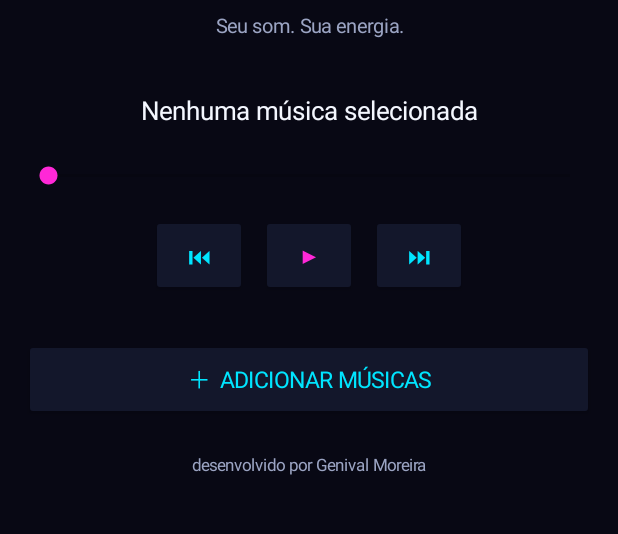
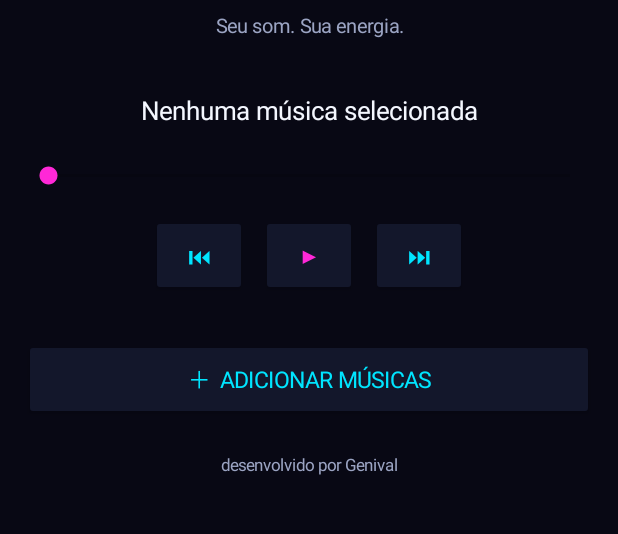
Before and after one commit to moreiragenival77-blip/Neon-Pulse, an Android app: the screen it shows after launch (MainActivity), on a phone screen of 412 x 824 dp, the part 316-850 px from its top. Run offline under Robolectric (Android 15) with nearby library versions, the phone set to English and light mode, and no system bars; 3 statements that could not run were skipped.

Commit message:
Atualiza crédito do aplicativo para Genival

```diff
--- a/app/src/main/java/com/genival/neonpulse/MainActivity.kt
+++ b/app/src/main/java/com/genival/neonpulse/MainActivity.kt
@@ -100,7 +100,7 @@ class MainActivity : ComponentActivity() {
         val add = button("＋  ADICIONAR MÚSICAS", cyan) { picker.launch(arrayOf("audio/*")) }
         root.addView(add, LinearLayout.LayoutParams(-1, 54.dp()).apply { topMargin = 24.dp() })
         val creator = TextView(this).apply {
-            text = "desenvolvido por Genival Moreira"
+            text = "desenvolvido por Genival"
             textSize = 11f
             setTextColor(muted)
             gravity = Gravity.CENTER
```
